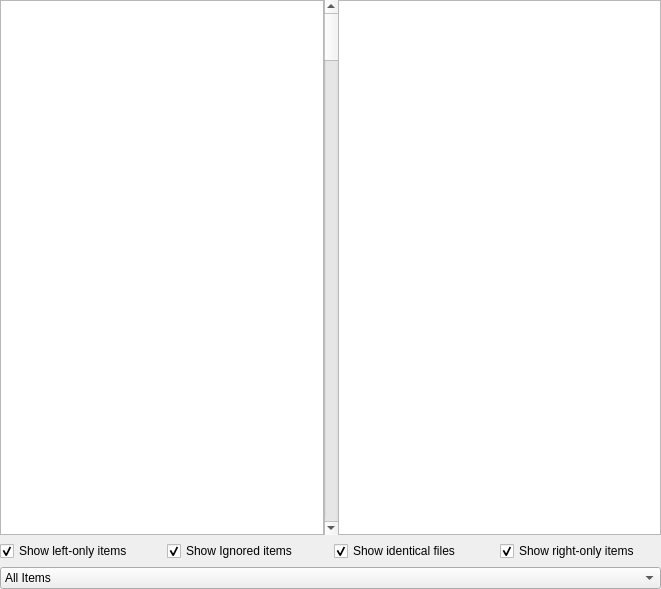
The window that ui/comparewidget.ui (PollardBanknote/qdiffdir) describes before a commit, drawn with Qt 5.
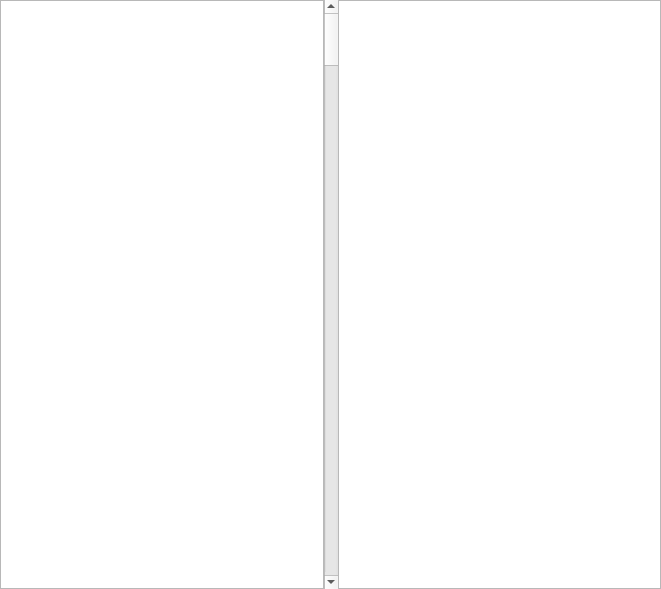
The same window after the commit.

```diff
--- a/ui/comparewidget.ui
+++ b/ui/comparewidget.ui
@@ -13,15 +13,22 @@
   <property name="windowTitle">
    <string>Form</string>
   </property>
-  <layout class="QVBoxLayout" name="verticalLayout">
-   <property name="margin">
-    <number>0</number>
-   </property>
-   <item>
-    <layout class="QHBoxLayout" name="horizontalLayout_4">
+  <layout class="QHBoxLayout" name="horizontalLayout">
      <property name="spacing">
       <number>0</number>
      </property>
+   <property name="leftMargin">
+    <number>0</number>
+   </property>
+   <property name="topMargin">
+    <number>0</number>
+   </property>
+   <property name="rightMargin">
+    <number>0</number>
+   </property>
+   <property name="bottomMargin">
+    <number>0</number>
+   </property>
      <item>
       <widget class="QListWidget" name="leftdir">
        <property name="contextMenuPolicy">
@@ -53,76 +60,6 @@
        <property name="selectionMode">
         <enum>QAbstractItemView::ExtendedSelection</enum>
        </property>
-      </widget>
-     </item>
-    </layout>
-   </item>
-   <item>
-    <layout class="QHBoxLayout" name="showhide">
-     <item>
-      <widget class="QCheckBox" name="showonlyleft">
-       <property name="text">
-        <string>Show left-only items</string>
-       </property>
-       <property name="checked">
-        <bool>true</bool>
-       </property>
-      </widget>
-     </item>
-     <item>
-      <widget class="QCheckBox" name="showIgnored">
-       <property name="text">
-        <string>Show Ignored items</string>
-       </property>
-       <property name="checked">
-        <bool>true</bool>
-       </property>
-      </widget>
-     </item>
-     <item>
-      <widget class="QCheckBox" name="showsame">
-       <property name="text">
-        <string>Show identical files</string>
-       </property>
-       <property name="checked">
-        <bool>true</bool>
-       </property>
-      </widget>
-     </item>
-     <item>
-      <widget class="QCheckBox" name="showonlyright">
-       <property name="text">
-        <string>Show right-only items</string>
-       </property>
-       <property name="checked">
-        <bool>true</bool>
-       </property>
-      </widget>
-     </item>
-    </layout>
-   </item>
-   <item>
-    <widget class="QComboBox" name="filter">
-     <property name="sizePolicy">
-      <sizepolicy hsizetype="Expanding" vsizetype="Fixed">
-       <horstretch>0</horstretch>
-       <verstretch>0</verstretch>
-      </sizepolicy>
-     </property>
-     <property name="toolTip">
-      <string>semi-colon separated list</string>
-     </property>
-     <property name="editable">
-      <bool>false</bool>
-     </property>
-     <property name="insertPolicy">
-      <enum>QComboBox::InsertAtBottom</enum>
-     </property>
-     <item>
-      <property name="text">
-       <string>All Items</string>
-      </property>
-     </item>
     </widget>
    </item>
   </layout>
```
Lines whose indentation alone changed are shown as unchanged.
